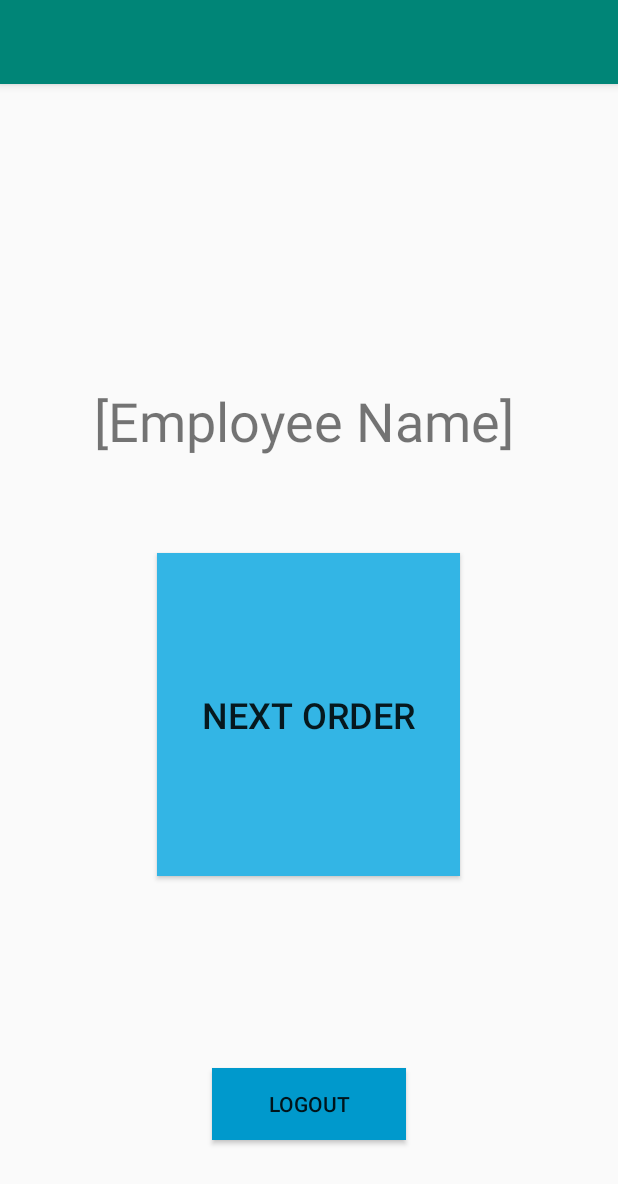
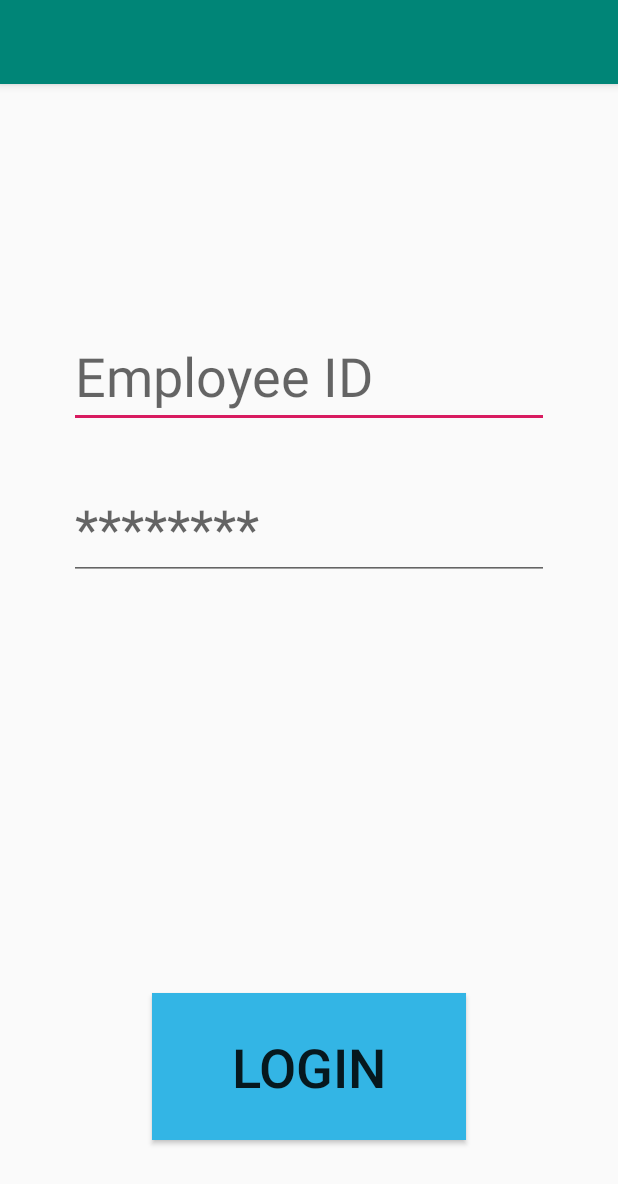
Before and after one commit to sjt5370/cmpsc488CapstoneProjectGroupBirdDog, an Android app: the screen it shows after launch (MainActivity before the commit, LoginActivity after it), on a phone screen of 412 x 824 dp. Shown: the top 1184 px of the screen. Run offline under Robolectric (Android 15) with nearby library versions, the light colour scheme and no system bars.

Commit message:
Picking App (update)

```diff
--- a/Phase4/Picking/app/src/main/java/com/birddogs/picking/Order.java
+++ b/Phase4/Picking/app/src/main/java/com/birddogs/picking/Order.java
@@ -41,12 +41,6 @@ public class Order extends AppCompatActivity {
         }
     }
 
-    //returns user to Main Page
-    public void previous(View view){
-        Intent intent = new Intent(this, MainActivity.class);
-        startActivity(intent);
-    }
-
     //shows confirmation dialog for Place on Hold and Finish Order button
     public void alert(View view){
         AlertDialog.Builder alert = new AlertDialog.Builder(this);
--- a/Phase4/Picking/app/src/main/res/layout/activity_login.xml
+++ b/Phase4/Picking/app/src/main/res/layout/activity_login.xml
@@ -6,4 +6,42 @@
     android:layout_height="match_parent"
     tools:context=".LoginActivity">
 
+    <EditText
+        android:id="@+id/employeeID"
+        android:layout_width="320dp"
+        android:layout_height="wrap_content"
+        android:layout_marginTop="160dp"
+        android:ems="10"
+        android:hint="@string/employee_id"
+        android:inputType="textPersonName"
+        android:textSize="36sp"
+        app:layout_constraintEnd_toEndOf="parent"
+        app:layout_constraintStart_toStartOf="parent"
+        app:layout_constraintTop_toTopOf="parent" />
+
+    <EditText
+        android:id="@+id/employeePassword"
+        android:layout_width="320dp"
+        android:layout_height="wrap_content"
+        android:layout_marginTop="32dp"
+        android:ems="10"
+        android:hint="@string/password"
+        android:inputType="textPassword"
+        android:textSize="36sp"
+        app:layout_constraintEnd_toEndOf="parent"
+        app:layout_constraintStart_toStartOf="parent"
+        app:layout_constraintTop_toBottomOf="@+id/employeeID" />
+
+    <Button
+        android:id="@+id/loginButton"
+        android:layout_width="209dp"
+        android:layout_height="98dp"
+        android:layout_marginBottom="64dp"
+        android:background="@android:color/holo_blue_light"
+        android:onClick="login"
+        android:text="@string/loginButton"
+        android:textSize="36sp"
+        app:layout_constraintBottom_toBottomOf="parent"
+        app:layout_constraintEnd_toEndOf="parent"
+        app:layout_constraintStart_toStartOf="parent" />
 </android.support.constraint.ConstraintLayout>
--- a/Phase4/Picking/app/src/main/res/layout/activity_main.xml
+++ b/Phase4/Picking/app/src/main/res/layout/activity_main.xml
@@ -8,7 +8,7 @@
 
     <TextView
         android:id="@+id/textView"
-        android:layout_width="286dp"
+        android:layout_width="wrap_content"
         android:layout_height="wrap_content"
         android:layout_marginTop="200dp"
         android:text="@string/employee_name"
@@ -40,6 +40,7 @@
         android:layout_height="0dp"
         android:layout_marginBottom="64dp"
         android:background="@android:color/holo_blue_dark"
+        android:onClick="logout"
         android:text="@string/logout"
         app:layout_constraintBottom_toBottomOf="parent"
         app:layout_constraintEnd_toEndOf="parent"
--- a/Phase4/Picking/app/src/main/res/values/strings.xml
+++ b/Phase4/Picking/app/src/main/res/values/strings.xml
@@ -10,4 +10,7 @@
     <string name="product_5">Product 5</string>
     <string name="finish_order">Finish Order</string>
     <string name="hold_order">Place Order On Hold</string>
+    <string name="employee_id">Employee ID</string>
+    <string name="password">********</string>
+    <string name="loginButton">Login</string>
 </resources>
```
Also changed, not shown: Phase4/Picking/app/src/main/AndroidManifest.xml (+10 -11 lines), Phase4/Picking/app/src/main/java/com/birddogs/picking/LoginActivity.java (+13 -1 lines), Phase4/Picking/app/src/main/java/com/birddogs/picking/MainActivity.java (+31 -0 lines), 1 other file.
